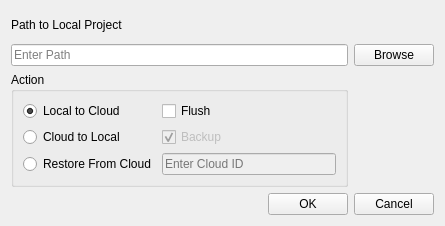
First picture: the form in lib/rapuma/dialog/menu_project_cloud_dlg.ui, repository sillsdev/rapuma, before the edit.
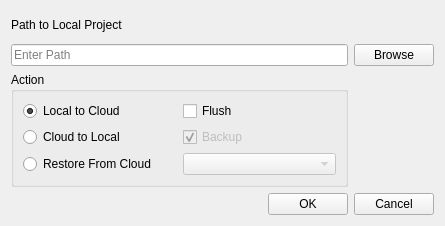
Second picture: the form after the edit.

```diff
--- a/lib/rapuma/dialog/menu_project_cloud_dlg.ui
+++ b/lib/rapuma/dialog/menu_project_cloud_dlg.ui
@@ -133,15 +133,12 @@
        </widget>
       </item>
       <item row="2" column="1">
-       <widget class="QLineEdit" name="lineEditProjectCloudId">
+       <widget class="QComboBox" name="comboBoxCloudProjects">
         <property name="enabled">
          <bool>false</bool>
         </property>
-        <property name="toolTip">
-         <string>Enter a cloud project ID to restore</string>
-        </property>
-        <property name="placeholderText">
-         <string>Enter Cloud ID</string>
+        <property name="frame">
+         <bool>true</bool>
         </property>
        </widget>
       </item>
```
Left out of the diff: 19 changed lines with no effect on the pictures.
